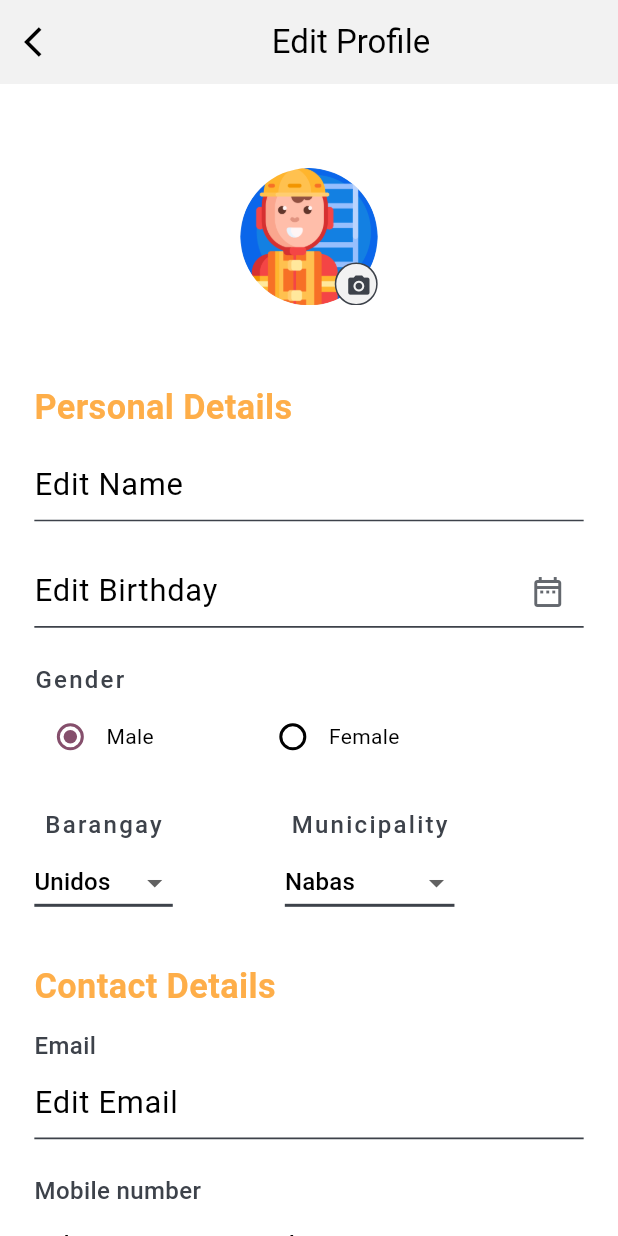
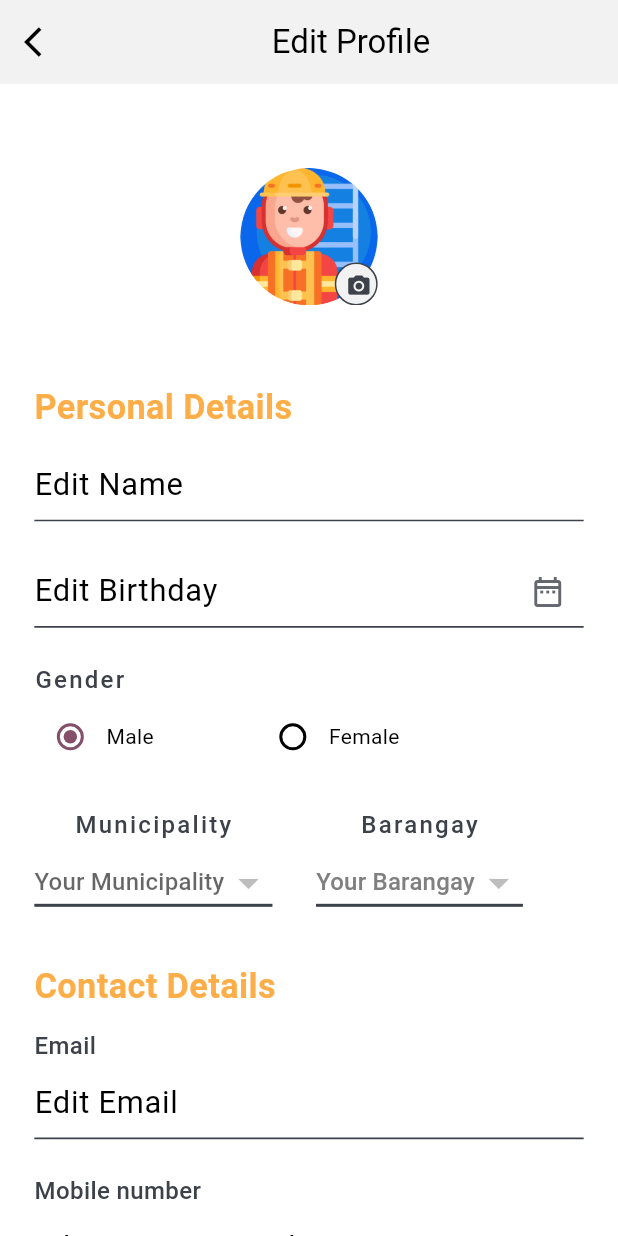
Before and after one commit to cent-ivan/CommuniHelp_App, a Flutter app: the EditProfileView screen opened by its route, on a phone screen of 412 x 824 dp. Run offline on Flutter 3.47's test engine with Material 3 defaults, Android fonts, the phone set to English and light mode, and no system bars; our stand-ins replace cloud_firestore, firebase_core, flutter_screenutil, flutter_slidable, image_picker; accounts and stored records are empty.

Commit message:
added drop down functionality

```diff
--- a/lib/ViewModels/profile_view_model.dart
+++ b/lib/ViewModels/profile_view_model.dart
@@ -1,7 +1,22 @@
+import 'package:cloud_firestore/cloud_firestore.dart';
 import 'package:communihelp_app/Models/user_model.dart';
 import 'package:flutter/material.dart';
 
 class ProfileViewModel extends ChangeNotifier{
+  //text field controllers
+  final TextEditingController nameController = TextEditingController();
+  final TextEditingController birthdateController = TextEditingController();
+  final TextEditingController emailController = TextEditingController();
+  final TextEditingController contactController = TextEditingController();
+  String? municipalityValue;
+  String? barangayValue;
+
+  String? municipalId;
+  String? barangayId;
+
+  bool isActive  = false;
+
+  //pseudo data
   String name = "John Doe";
   String birthdate = "June 03, 2002";
   String gender = "Male";
@@ -12,7 +27,7 @@ class ProfileViewModel extends ChangeNotifier{
 
   late UserModel profile = loadProfile(name, birthdate, gender, barangay, municipality,email,  mobileNumber);
 
-  UserModel loadProfile(String name, String birthdate, String gender, String barangay, String municipality, String email, String mobileNumber){
+  UserModel loadProfile(String name, String birthdate, String gender, String? barangay, String? municipality, String email, String mobileNumber){
     return UserModel(
       name: name,
       birthdate: birthdate,
@@ -32,7 +47,63 @@ class ProfileViewModel extends ChangeNotifier{
     municipality = updateMunicipality;
     email = updateEmail;
     mobileNumber = updateMobileNumber;
+
     profile = loadProfile(name, birthdate, gender, barangay, municipality, email, mobileNumber);
     notifyListeners();
   }
+
+
+  //DatePicker Widget
+  Future<void> pickDate(BuildContext context) async {
+    DateTime? picked = await showDatePicker(
+      context: context,
+      initialDate: DateTime.now(),
+      firstDate: DateTime(1900),
+      lastDate:  DateTime.now(),
+      initialEntryMode: DatePickerEntryMode.input,
+      confirmText: "Confirm",
+      cancelText: "Cancel",
+    );
+
+    if (picked != null) {
+      //converts DateTime to String then splits the string by spaces then gets the date then splits the date by -
+      String month = picked.toString().split(" ")[0].split("-")[1];
+      String day = picked.toString().split(" ")[0].split("-")[2];
+      String year = picked.toString().split(" ")[0].split("-")[0];
+
+      birthdateController.text = "$month/$day/$year";
+      notifyListeners();
+    }
+  }
+
+
+  //Firestore methods-------------------------------------------------------------------
+  final FirebaseFirestore _db = FirebaseFirestore.instance;
+
+  void updateMunicipality(String? newValue) {
+    municipalId = newValue;
+    isActive = true;
+    notifyListeners();
+  }
+
+  void updateBarangay(String? newValue) {
+    barangayId = newValue;
+    notifyListeners();
+  }
+
+  Future getMunicipal() async {
+    //Gets municipal
+    DocumentSnapshot docMunicipal = await _db.collection("municipalities").doc(municipalId).get();
+    if (docMunicipal.exists) {
+      municipalityValue = docMunicipal["name"];
+    }
+  }
+
+  Future getBarangay() async {
+    //Gets municipal
+    DocumentSnapshot docBarangay = await _db.collection("municipalities").doc(municipalId).collection("Cities").doc(barangayId).get();
+    if (docBarangay .exists) {
+      barangayValue = docBarangay ["name"];
+    }
+  }
 }
--- a/lib/Views/Bottom_App_Bar_Pages/Profile_Page/edit_profile_view.dart
+++ b/lib/Views/Bottom_App_Bar_Pages/Profile_Page/edit_profile_view.dart
@@ -1,5 +1,7 @@
+import 'package:cloud_firestore/cloud_firestore.dart';
 import 'package:communihelp_app/ViewModels/profile_view_model.dart';
 import 'package:flutter/material.dart';
+import 'package:flutter/services.dart';
 import 'package:flutter_screenutil/flutter_screenutil.dart';
 import 'package:provider/provider.dart';
 
@@ -16,14 +18,8 @@ class _EditProfileViewState extends State<EditProfileView> {
   //form global key
   final _formKey = GlobalKey<FormState>();
 
-  //text field controllers
-  final TextEditingController _nameController = TextEditingController();
-  final TextEditingController _birthdateController = TextEditingController();
-  String _municipalityValue = "Nabas";
-  String _barangayValue = "Unidos";
   String currentOption = options[0];
-  final TextEditingController _emailController = TextEditingController();
-  final TextEditingController _contactController = TextEditingController();
+
 
   double spaceBetweenDetails = 20.r;
   double spaceBetweenLabel = 2.5.r;
@@ -96,6 +92,7 @@ class _EditProfileViewState extends State<EditProfileView> {
                           },
                           icon: const Icon(Icons.camera_alt),
                           iconSize: 15.r,
+                          splashRadius: 50.r,
                         ),
                       )
                     ],
@@ -127,7 +124,7 @@ class _EditProfileViewState extends State<EditProfileView> {
                         //Details---
                         //FullName Edit
                         TextFormField(
-                          controller: _nameController,
+                          controller: viewModel.nameController,
                           cursorColor: const Color(0xFF3D424A),
                           style: TextStyle(
                             fontSize: 18.r
@@ -157,8 +154,9 @@ class _EditProfileViewState extends State<EditProfileView> {
 
                         //Birthday Edit
                         TextFormField(
-                          controller: _birthdateController,
+                          controller: viewModel.birthdateController,
                           cursorColor: const Color(0xFF3D424A),
+                          readOnly: true,
                           style: TextStyle(
                             fontSize: 18.r
                           ),
@@ -174,7 +172,7 @@ class _EditProfileViewState extends State<EditProfileView> {
                             //Date picker
                             suffixIcon: IconButton(
                               onPressed: () {
-                                pickDate();
+                                viewModel.pickDate(context);
                               },
                               icon: const Icon(Icons.date_range_outlined),
                               color: const Color(0xCC3D424A),
@@ -252,6 +250,74 @@ class _EditProfileViewState extends State<EditProfileView> {
                             Column(
                               children: [
                                 Text(
+                                  "Municipality",
+                                  style: TextStyle(
+                                    color: Theme.of(context).colorScheme.outline,
+                                    fontSize: 14.r,
+                                    fontWeight: FontWeight.w500,
+                                    letterSpacing: 1.5
+                                  ),
+                                ),
+
+                                SizedBox(height: 3.r,),
+
+                                StreamBuilder<QuerySnapshot>(
+                                      stream: FirebaseFirestore.instance.collection('municipalities').snapshots(),
+                                      builder: (context, snapshot) {
+                                        if (snapshot.hasError) {
+                                          return Center(child: Text("Error occured: ${snapshot.error}"),);
+                                        }
+                                        List<DropdownMenuItem> municipalities = [];
+                                        if (!snapshot.hasData) {
+                                          return const CircularProgressIndicator.adaptive();
+                                        }
+                                        else {
+                                          final selectMunicipal = snapshot.data?.docs.toList();
+                                          if (selectMunicipal != null) {
+                                            for (var municipal in selectMunicipal) {
+                                              municipalities.add(DropdownMenuItem(
+                                                  value: municipal.id,
+                                                  child: Text(
+                                                    municipal["name"],
+                                                    style: TextStyle(
+                                                    color: const Color(0xFF3D424A),
+                                                    fontSize: 14.r
+                                                    )
+                                                  )
+                                                ),
+                                              );
+                                            }
+                                          }
+                                          return DropdownButton(
+                                            hint: const Text("Your Municipality"),
+                                            value: viewModel.municipalId,
+                                            items: municipalities,
+                                            iconSize: 28.r,
+                                            underline: Container(
+                                              height: 2,
+                                              color: const Color(0xFF3D424A),
+                                            ),
+                                            onChanged: (value) {
+                                              viewModel.updateMunicipality(value);
+                                              if (value != null) {
+                                                viewModel.barangayId = null;
+                                              }
+                                              else {
+                                                viewModel.updateMunicipality(value);
+                                                viewModel.getMunicipal();
+                                              }
+                                            }
+                                          );
+                                        }
+                                      }
+                                  ),
+
+                              ],
+                            ),
+
+                            Column(
+                              children: [
+                                Text(
                                   "Barangay",
                                   style: TextStyle(
                                     color: Theme.of(context).colorScheme.outline,
@@ -263,88 +329,60 @@ class _EditProfileViewState extends State<EditProfileView> {
 
                                 SizedBox(height: 3.r,),
 
-                                DropdownButton(
-                                  hint: const Text("Barangay"),
-                                  value: _barangayValue ,
+                                StreamBuilder<QuerySnapshot>(
+                                      stream: FirebaseFirestore.instance.collection('municipalities').doc(viewModel.municipalId).collection('Cities').snapshots(),
+                                      builder: (context, snapshot) {
+                                        if (snapshot.hasError) {
+                                          return Center(child: Text("Error occured: ${snapshot.error}"),);
+                                        }
+                                        List<DropdownMenuItem> barangays = [];
+                                        if (!snapshot.hasData) {
+                                          return const CircularProgressIndicator.adaptive();
+                                        }
+                                        else {
+                                          final selectBarangay = snapshot.data?.docs.toList();
+                                          if (selectBarangay  != null) {
+                                            for (var barangay in selectBarangay ) {
+                                              barangays.add(DropdownMenuItem(
+                                                  value: barangay.id,
+                                                  child: Text(
+                                                    barangay["name"],
+                                                    style: TextStyle(
+                                                    color: const Color(0xFF3D424A),
+                                                    fontSize: 14.r
+                                                    )
+                                                  )
+                                                ),
+                                              );
+                                              // if (viewModel.checkCollection(municipal)) {
+                                              //   print("Collection boss");
+
+                                              // }
+                                              // else{
+                                              //   print("di collection ${municipal.data().toString()}");
+                                              // }
+                                            }
+                                          }
+                                          return DropdownButton(
+                                            hint: Text(
+                                              "Your Barangay",
+                                              style: TextStyle(
+                                                color: viewModel.isActive? const Color(0xFF3D424A) : const Color(0xFF808080)
+                                              )
+                                            ),
+                                            value: viewModel.barangayId,
+                                            items: viewModel.isActive? barangays : null,
+                                            iconSize: 28.r,
                                             underline: Container(
                                               height: 2,
                                               color: const Color(0xFF3D424A),
                                             ),
-                                  items: [
-                                    DropdownMenuItem(
-                                      value: "Unidos",
-                                      child: Text(
-                                        "Unidos",
-                                        style: TextStyle(
-                                           fontSize: 14.r
-                                        ),
-                                      ),
-                                    ),
-                                    DropdownMenuItem(
-                                      value: "Libertad",
-                                      child: Text(
-                                        "Libertad",
-                                        style: TextStyle(
-                                           fontSize: 14.r
-                                        ),
-                                      ),
-                                    ),
-                                  ],
-                                  onChanged: (newValue) {
-                                    setState(() {
-                                      _barangayValue = newValue!;
-                                    });
+                                            onChanged: (value) {
+                                              viewModel.updateBarangay(value);
+                                              viewModel.getBarangay();
                                             }
-                                ),
-
-                              ],
-                            ),
-
-                            Column(
-                              children: [
-                                Text(
-                                  "Municipality",
-                                  style: TextStyle(
-                                    color: Theme.of(context).colorScheme.outline,
-                                    fontSize: 14.r,
-                                    fontWeight: FontWeight.w500,
-                                    letterSpacing: 1.5
-                                  ),
-                                ),
-
-                                SizedBox(height: 3.r,),
-
-                                DropdownButton(
-                                  hint: const Text("Municipality"),
-                                  value: _municipalityValue,
-                                  underline: Container(
-                                    height: 2,
-                                    color: const Color(0xFF3D424A),
-                                  ),
-                                  items: [
-                                    DropdownMenuItem(
-                                      value: "Nabas",
-                                      child: Text(
-                                        "Nabas",
-                                        style: TextStyle(
-                                           fontSize: 14.r
-                                        ),
-                                      ),
-                                    ),
-                                    DropdownMenuItem(
-                                      value: "Malay",
-                                      child: Text(
-                                        "Malay",
-                                        style: TextStyle(
-                                           fontSize: 14.r
-                                        ),
-                                      ),
-                                    ),
-                                  ],
-                                  onChanged: (newValue) {
-                                    setState(() {
-                                      _municipalityValue = newValue!;
-                                    });
+                                          );
+                                        }
                                       }
                                   ),
                               ],
@@ -381,7 +419,7 @@ class _EditProfileViewState extends State<EditProfileView> {
 
                         //edit email
                         TextFormField(
-                          controller: _emailController,
+                          controller: viewModel.emailController,
                           cursorColor: const Color(0xFF3D424A),
                           style: TextStyle(
                             fontSize: 18.r
@@ -425,9 +463,13 @@ class _EditProfileViewState extends State<EditProfileView> {
 
                         //edit contacts
                         TextFormField(
-                          controller: _contactController,
+                          controller:  viewModel.contactController,
                           cursorColor: const Color(0xFF3D424A),
                           maxLength: 11,
+                          keyboardType: TextInputType.number, //accepts only intgers
+                          inputFormatters: <TextInputFormatter>[
+                            FilteringTextInputFormatter.digitsOnly,
+                          ],
                           style: TextStyle(
                             fontSize: 18.r
                           ),
@@ -462,13 +504,13 @@ class _EditProfileViewState extends State<EditProfileView> {
 
                               //calls update
                               viewModel.updateProfile(
-                                _nameController.text,
-                                _birthdateController.text,
+                                viewModel.nameController.text,
+                                viewModel.birthdateController.text,
                                 currentOption,
-                                _barangayValue,
-                                _municipalityValue,
-                                _emailController.text,
-                                _contactController.text
+                                viewModel.barangayValue!,
+                                viewModel.municipalityValue!,
+                                viewModel.emailController.text,
+                                viewModel.contactController.text
 
                               );
                               Navigator.pushReplacementNamed(context, '/home');
@@ -505,27 +547,5 @@ class _EditProfileViewState extends State<EditProfileView> {
     );
   }
 
-  //DatePicker Widget
-  Future<void> pickDate() async {
-    DateTime? picked = await showDatePicker(
-      context: context,
-      initialDate: DateTime.now(),
-      firstDate: DateTime(1900),
-      lastDate:  DateTime.now(),
-      initialEntryMode: DatePickerEntryMode.input,
-      confirmText: "Confirm",
-      cancelText: "No",
-    );
 
-    if (picked != null) {
-      //converts DateTime to String then splits the string by spaces then gets the date then splits the date by -
-      String month = picked.toString().split(" ")[0].split("-")[1];
-      String day = picked.toString().split(" ")[0].split("-")[2];
-      String year = picked.toString().split(" ")[0].split("-")[0];
-
-      setState(() {
-        _birthdateController.text = "$month/$day/$year";
-      });
 }
-  }
-}
```
Lines whose indentation alone changed are shown as unchanged.
